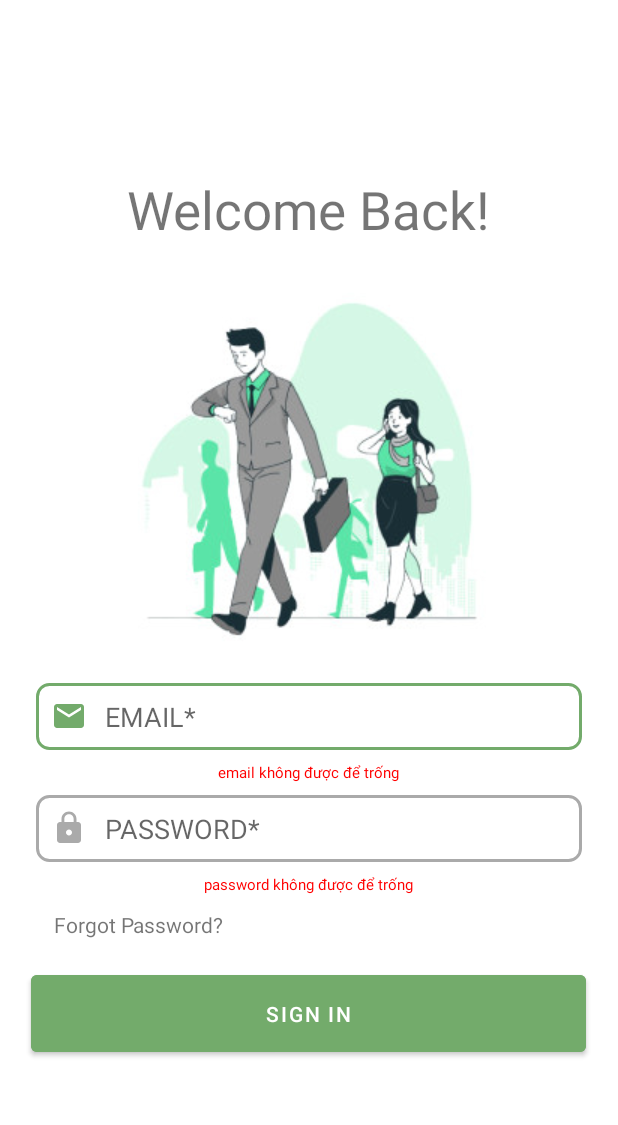
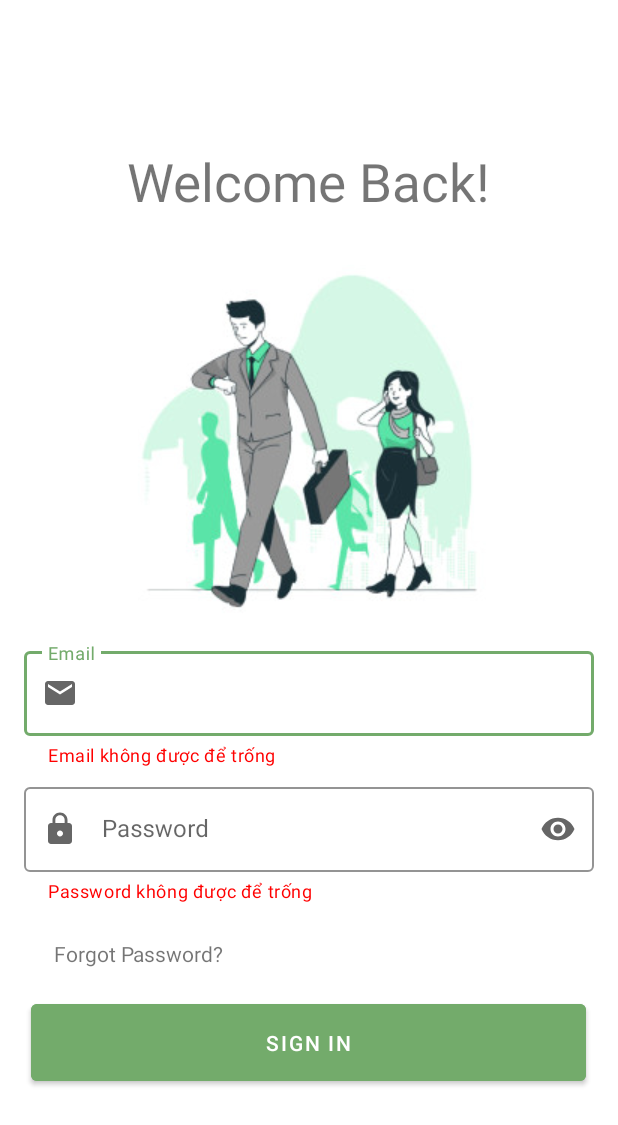
Before and after one commit to Anteel1/quanlinhanvien, an Android app: the LoginActivity screen opened directly, with no data from a screen before it, after a tap on "SIGN IN", on a phone screen of 412 x 824 dp. Shown: the top 1125 px of the screen. Run offline under Robolectric (Android 15) with nearby library versions, the phone set to English and light mode, and no system bars.

Commit message:
dựng giao diện

```diff
--- a/app/src/main/java/com/example/quanlinhanvien/LoginActivity.java
+++ b/app/src/main/java/com/example/quanlinhanvien/LoginActivity.java
@@ -5,31 +5,30 @@ import android.os.Bundle;
 import android.util.Patterns;
 import android.view.View;
 import android.widget.Button;
-import android.widget.EditText;
 import android.widget.TextView;
 
 import androidx.appcompat.app.AppCompatActivity;
 
+import com.google.android.material.textfield.TextInputEditText;
+import com.google.android.material.textfield.TextInputLayout;
+
 public class LoginActivity extends AppCompatActivity {
 
-    TextView tv_forgotpassword, tv_validate_password, tv_validate_email;
-    EditText edt_email, edt_password;
+    TextView tv_forgotpassword;
+    TextInputLayout txtlayoutEmail,txtLayoutPassword;
+    TextInputEditText edt_email, edt_password;
     Button btn_signin;
     Intent intent;
     Bundle bundle;
-
     @Override
     protected void onCreate(Bundle savedInstanceState) {
         super.onCreate(savedInstanceState);
         setContentView(R.layout.activity_login);
-
         anhxa();
 
         btn_signin.setOnClickListener(new View.OnClickListener() {
             @Override
             public void onClick(View v) {
-                tv_validate_password.setText("");
-                tv_validate_email.setText("");
                 kiemtra();
                 intent =new Intent(LoginActivity.this, MainActivity.class);
                 if (kiemtra_email() && kiemtra_password()){
@@ -48,8 +47,8 @@ public class LoginActivity extends AppCompatActivity {
         edt_email = findViewById(R.id.edt_email);
         edt_password = findViewById(R.id.edt_password);
         tv_forgotpassword = findViewById(R.id.tv_forgotpassword);
-        tv_validate_email = findViewById(R.id.tv_validate_email);
-        tv_validate_password = findViewById(R.id.tv_validate_password);
+        txtlayoutEmail = findViewById(R.id.txtlayoutEmail);
+        txtLayoutPassword = findViewById(R.id.txtlayoutPassword);
         btn_signin = findViewById(R.id.btn_signin);
     }
 
@@ -98,12 +97,14 @@ public class LoginActivity extends AppCompatActivity {
         if (!email.isEmpty()) {
             if (Patterns.EMAIL_ADDRESS.matcher(email).matches()) {
             } else {
-                thongbao_email += "hãy nhập đúng email của bạn";
-                tv_validate_email.setText(thongbao_email);
+                thongbao_email += "Hãy nhập đúng email của bạn";
+                txtlayoutEmail.setHelperText(thongbao_email);
+                txtlayoutEmail.setHelperTextColor(getResources().getColorStateList(R.color.red));
             }
         } else {
-            thongbao_email += "email không được để trống";
-            tv_validate_email.setText(thongbao_email);
+            thongbao_email += "Email không được để trống";
+            txtlayoutEmail.setHelperText(thongbao_email);
+            txtlayoutEmail.setHelperTextColor(getResources().getColorStateList(R.color.red));
         }
 
         String password = edt_password.getText().toString();
@@ -111,8 +112,9 @@ public class LoginActivity extends AppCompatActivity {
         String thongbao_password = "";
         if (!password.isEmpty()) {
         }else{
-            thongbao_password += "password không được để trống";
-            tv_validate_password.setText(thongbao_password);
+            thongbao_password += "Password không được để trống";
+            txtLayoutPassword.setHelperText(thongbao_password);
+            txtLayoutPassword.setHelperTextColor(getResources().getColorStateList(R.color.red));
         }
     }
 }
--- a/app/src/main/java/com/example/quanlinhanvien/MainActivity.java
+++ b/app/src/main/java/com/example/quanlinhanvien/MainActivity.java
@@ -14,9 +14,9 @@ import androidx.fragment.app.Fragment;
 
 import com.example.quanlinhanvien.fragment.frm_dangkylichlam;
 import com.example.quanlinhanvien.fragment.frm_dangxuat;
-import com.example.quanlinhanvien.fragment.frm_diemdanh;
 import com.example.quanlinhanvien.fragment.frm_genQRcode;
 import com.example.quanlinhanvien.fragment.frm_nhanvien;
+import com.example.quanlinhanvien.fragment.frm_store;
 import com.example.quanlinhanvien.fragment.frm_thongke;
 import com.example.quanlinhanvien.fragment.frm_trangchu;
 import com.google.android.material.navigation.NavigationView;
@@ -42,8 +42,8 @@ public class MainActivity extends AppCompatActivity {
                         fragment = new frm_trangchu();
                         onRestoreInstanceState(savedInstanceState);
                         break;
-                    case R.id.menu_diemdanh:
-                        fragment = new frm_diemdanh();
+                    case R.id.menu_store:
+                        fragment = new frm_store();
                         onRestoreInstanceState(savedInstanceState);
                         break;
                     case R.id.menu_dk_lichlam:
--- a/app/src/main/java/com/example/quanlinhanvien/fragment/frm_diemdanh.java
+++ b/app/src/main/java/com/example/quanlinhanvien/fragment/frm_store.java
@@ -11,7 +11,7 @@ import androidx.fragment.app.Fragment;
 
 import com.example.quanlinhanvien.R;
 
-public class frm_diemdanh extends Fragment {
+public class frm_store extends Fragment {
     @Nullable
     @Override
     public View onCreateView(@NonNull LayoutInflater inflater, @Nullable ViewGroup container, @Nullable Bundle savedInstanceState) {
--- a/app/src/main/res/layout/activity_login.xml
+++ b/app/src/main/res/layout/activity_login.xml
@@ -29,34 +29,40 @@
     android:orientation="vertical"
     android:gravity="center"
     android:layout_margin="8dp">
-    <EditText
+    <com.google.android.material.textfield.TextInputLayout
         android:layout_width="match_parent"
         android:layout_height="wrap_content"
-        android:hint="EMAIL*"
-        android:id="@+id/edt_email"
-        android:padding="10dp"
-        android:paddingHorizontal="10dp"
-        android:layout_margin="8dp"
-        android:drawablePadding="12dp"
-        android:drawableStart="@drawable/custom_ic_email"
-        android:background="@drawable/custom_edt"/>
-    <TextView
-        android:layout_width="wrap_content"
-        android:layout_height="wrap_content"
-        android:id="@+id/tv_validate_email"
-        android:textSize="10dp"
-        android:textColor="@color/red"/>
-    <EditText
+        android:id="@+id/txtlayoutEmail"
+        app:boxStrokeColor="@color/statusbar"
+        app:hintTextColor="@color/statusbar"
+        app:startIconDrawable="@drawable/custom_ic_email"
+        style="@style/Widget.MaterialComponents.TextInputLayout.OutlinedBox"
+        android:hint="Email">
+    <com.google.android.material.textfield.TextInputEditText
         android:layout_width="match_parent"
         android:layout_height="wrap_content"
-        android:hint="PASSWORD*"
-        android:inputType="textPassword"
-        android:padding="10dp"
-        android:id="@+id/edt_password"
-        android:layout_margin="8dp"
-        android:drawablePadding="12dp"
-        android:drawableStart="@drawable/custom_ic_lock"
-        android:background="@drawable/custom_edt"/>
+        android:id="@+id/edt_email"
+        />
+    </com.google.android.material.textfield.TextInputLayout>
+    <com.google.android.material.textfield.TextInputLayout
+        android:layout_marginTop="8dp"
+        android:layout_width="match_parent"
+        android:layout_height="wrap_content"
+        app:boxStrokeColor="@color/statusbar"
+        android:id="@+id/txtlayoutPassword"
+        app:hintTextColor="@color/statusbar"
+        app:endIconMode="password_toggle"
+        app:startIconDrawable="@drawable/custom_ic_lock"
+        style="@style/Widget.MaterialComponents.TextInputLayout.OutlinedBox"
+        android:hint="Password">
+        <com.google.android.material.textfield.TextInputEditText
+            android:layout_width="match_parent"
+            android:layout_height="wrap_content"
+            android:id="@+id/edt_password"
+            android:inputType="textPassword"
+            />
+    </com.google.android.material.textfield.TextInputLayout>
+
     <TextView
         android:layout_width="wrap_content"
         android:layout_height="wrap_content"
@@ -83,7 +89,4 @@
         android:layout_margin="8dp" />
 
 </LinearLayout>
-
-
-
 </LinearLayout>
```
Also changed, not shown: app/src/main/java/com/example/quanlinhanvien/adapter/adapter_store.java (added, +64 -0 lines), app/src/main/res/layout/frm_diemdanh.xml (+53 -3 lines), app/src/main/res/layout/item_store.xml (added, +32 -0 lines), app/src/main/res/layout/nav_header_layout.xml (+4 -3 lines), app/src/main/res/menu/menu_nav.xml (+7 -7 lines), app/src/main/res/drawable/pngwing.png (added).
